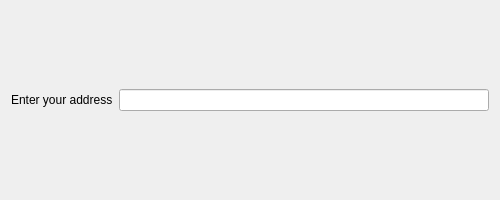
First picture: the form in online_wallet/mainwindow.ui, repository bmstu-iu8-2018-project/wallet, before the edit.
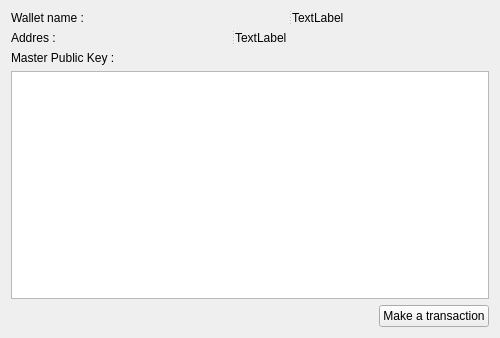
Second picture: the form after the edit.

Commit message: auto save, update online wallet

```diff
--- a/online_wallet/mainwindow.ui
+++ b/online_wallet/mainwindow.ui
@@ -7,28 +7,83 @@
     <x>0</x>
     <y>0</y>
     <width>500</width>
-    <height>200</height>
+    <height>312</height>
    </rect>
   </property>
   <property name="windowTitle">
    <string>MainWindow</string>
   </property>
   <widget class="QWidget" name="centralWidget">
-   <layout class="QVBoxLayout" name="verticalLayout">
+   <layout class="QVBoxLayout" name="verticalLayout_4">
     <item>
-     <layout class="QHBoxLayout" name="horizontalLayout">
+     <layout class="QVBoxLayout" name="verticalLayout_2">
       <item>
-       <widget class="QLabel" name="label_address">
-        <property name="text">
-         <string>Enter your address</string>
+       <widget class="QSplitter" name="splitter">
+        <property name="orientation">
+         <enum>Qt::Horizontal</enum>
         </property>
+        <widget class="QLabel" name="lable_wall_name">
+         <property name="text">
+          <string>Wallet name :</string>
+         </property>
+        </widget>
+        <widget class="QLabel" name="name">
+         <property name="text">
+          <string>TextLabel</string>
+         </property>
+        </widget>
        </widget>
       </item>
       <item>
-       <widget class="QLineEdit" name="addres"/>
+       <widget class="QSplitter" name="splitter_2">
+        <property name="orientation">
+         <enum>Qt::Horizontal</enum>
+        </property>
+        <widget class="QLabel" name="label_addres">
+         <property name="text">
+          <string>Addres :</string>
+         </property>
+        </widget>
+        <widget class="QLabel" name="addres">
+         <property name="text">
+          <string>TextLabel</string>
+         </property>
+        </widget>
+       </widget>
+      </item>
+      <item>
+       <layout class="QVBoxLayout" name="verticalLayout">
+        <item>
+         <widget class="QLabel" name="label_pub_key">
+          <property name="text">
+           <string>Master Public Key :</string>
+          </property>
+         </widget>
+        </item>
+        <item alignment="Qt::AlignTop">
+         <widget class="QTextBrowser" name="public_key">
+          <property name="minimumSize">
+           <size>
+            <width>0</width>
+            <height>228</height>
+           </size>
+          </property>
+         </widget>
+        </item>
+        <item>
+         <layout class="QVBoxLayout" name="verticalLayout_3"/>
+        </item>
+       </layout>
       </item>
      </layout>
     </item>
+    <item alignment="Qt::AlignRight">
+     <widget class="QPushButton" name="make_transaction">
+      <property name="text">
+       <string>Make a transaction</string>
+      </property>
+     </widget>
+    </item>
    </layout>
   </widget>
  </widget>
```
The commit also changes 18 other files.
